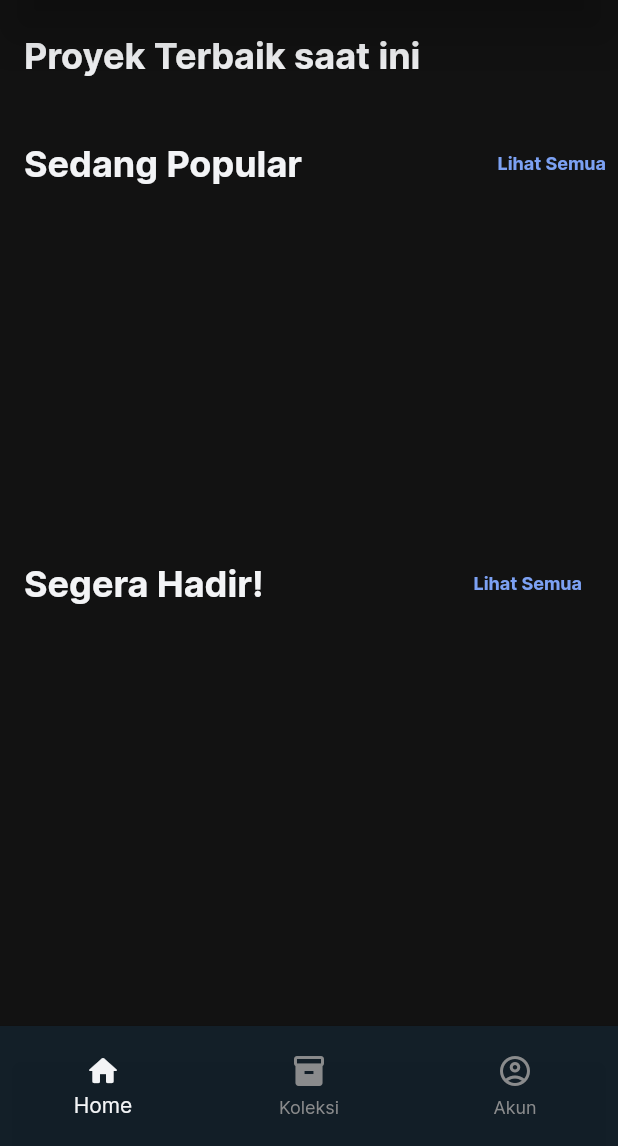
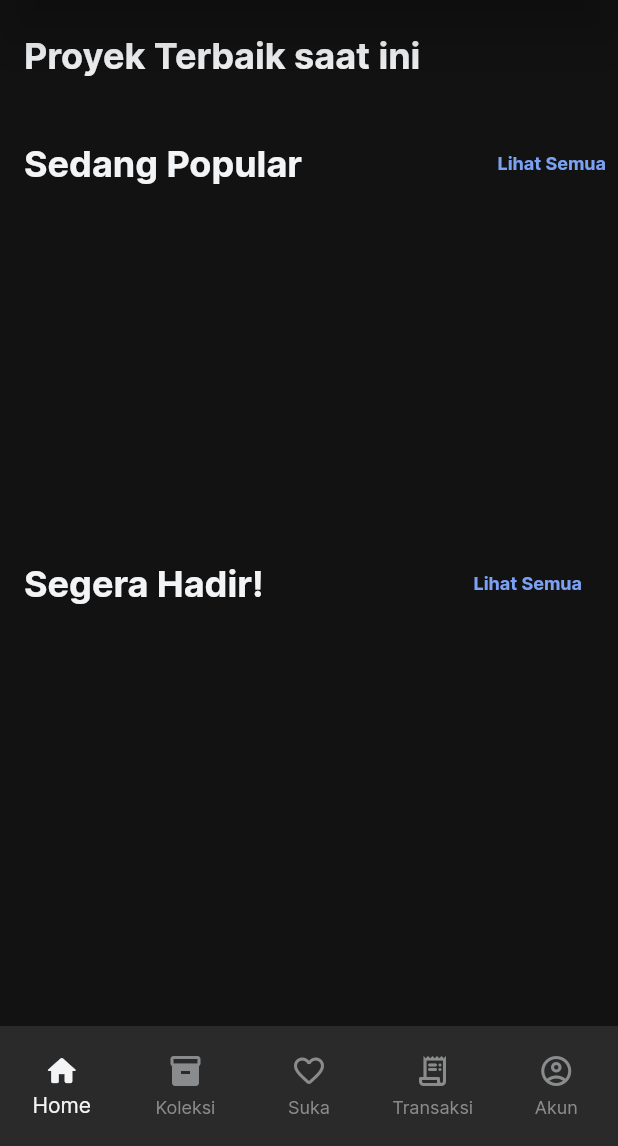
Before and after one commit to artefak-io/Artefak, a Flutter app: the screen it shows after launch, on a phone screen of 412 x 824 dp, the part 90-1236 px from its top. Run offline on Flutter 3.47's test engine with Material 2 defaults, Android fonts, the phone set to English and light mode, and no system bars; our stand-ins replace cached_network_image, cloud_firestore, firebase_auth, firebase_core, firebase_storage, flutter_cache_manager and 4 more; accounts and stored records are empty; generated files the repository leaves out were written again.

Commit message:
Adjust bottomNav, AppBar, and color Theme to the design

```diff
--- a/lib/screens/app_layout.dart
+++ b/lib/screens/app_layout.dart
@@ -10,12 +10,14 @@ class AppLayout extends StatelessWidget {
 
   @override
   Widget build(BuildContext context) { // TODO: semua page pakai app layout
-    return Scaffold(
-      backgroundColor: Theme.of(context).backgroundColor,
-      key: key,
-      appBar: appBar,
-      body: child,
-      bottomNavigationBar: bottomNavBar,
+    return SafeArea(
+      child: Scaffold(
+        backgroundColor: Theme.of(context).primaryColor,
+        key: key,
+        appBar: appBar,
+        body: child,
+        bottomNavigationBar: bottomNavBar,
+      ),
     );
   }
 }
--- a/lib/themes/artefak_theme.dart
+++ b/lib/themes/artefak_theme.dart
@@ -1,11 +1,9 @@
 import 'package:flutter/material.dart';
 
-const _primaryColor = Color(0xFF333333);
-
 ThemeData lightTheme = ThemeData(
-  primaryColor: _primaryColor,
-  backgroundColor: const Color(0xFF121212),
-  highlightColor: const Color(0xFF333333),
+  primaryColor: const Color(0xFF121212),
+  // backgroundColor: Colors.transparent, don't use this, applied to bottomNav
+  highlightColor: const Color(0xB8333333),
   indicatorColor: const Color(0xFFD1D5DB),
   selectedRowColor: const Color(0xFF2563EB),
   textSelectionColor: const Color(0xFFF3F4F6),
@@ -21,7 +19,7 @@ ThemeData lightTheme = ThemeData(
 
   // App Bar
   appBarTheme: const AppBarTheme(
-    backgroundColor: _primaryColor,
+    backgroundColor: const Color(0xB8333333),
     // This will be applied to the "back" icon
     iconTheme: IconThemeData(color: Color(0xFFF3F4F6)),
     centerTitle: false,
--- a/lib/widgets/bottom_navbar.dart
+++ b/lib/widgets/bottom_navbar.dart
@@ -1,3 +1,5 @@
+import 'dart:ui';
+
 import 'package:flutter/material.dart';
 
 class BotNavBar extends StatelessWidget {
@@ -14,6 +16,12 @@ class BotNavBar extends StatelessWidget {
         Navigator.pushNamed(context, '/collection');
         break;
       case 2:
+        Navigator.pushNamed(context, '/like');
+        break;
+      case 3:
+        Navigator.pushNamed(context, '/transaction');
+        break;
+      case 4:
         Navigator.pushNamed(context, '/profile');
         break;
     }
@@ -22,11 +30,18 @@ class BotNavBar extends StatelessWidget {
   @override
   Widget build(BuildContext context) {
     ThemeData _themeData = Theme.of(context);
-    return SizedBox(
+    return ClipRect(
+      child: BackdropFilter(
+        filter: ImageFilter.blur(
+          sigmaX: 5.0,
+          sigmaY: 5.0,
+        ),
+        child: SizedBox(
           height: 80,
           child: BottomNavigationBar(
+            elevation: 0,
             type: BottomNavigationBarType.fixed,
-        backgroundColor: Colors.blue.withOpacity(0.1), //_themeData.highlightColor,
+            backgroundColor: _themeData.highlightColor,
             selectedItemColor: _themeData.textSelectionColor,
             unselectedItemColor: _themeData.unselectedWidgetColor,
             items: <BottomNavigationBarItem>[
@@ -39,6 +54,14 @@ class BotNavBar extends StatelessWidget {
                 label: 'Koleksi',
               ),
               BottomNavigationBarItem(
+                icon: Icon(Icons.favorite_border_rounded),
+                label: 'Suka',
+              ),
+              BottomNavigationBarItem(
+                icon: Icon(Icons.receipt_long_rounded),
+                label: 'Transaksi',
+              ),
+              BottomNavigationBarItem(
                 icon: Icon(Icons.account_circle_outlined),
                 label: 'Akun',
               ),
@@ -46,6 +69,8 @@ class BotNavBar extends StatelessWidget {
             currentIndex: currentIndex,
             onTap: (index) => _onTap(index, context),
           ),
+        ),
+      ),
     );
   }
 }
```
Lines whose indentation alone changed are shown as unchanged.
